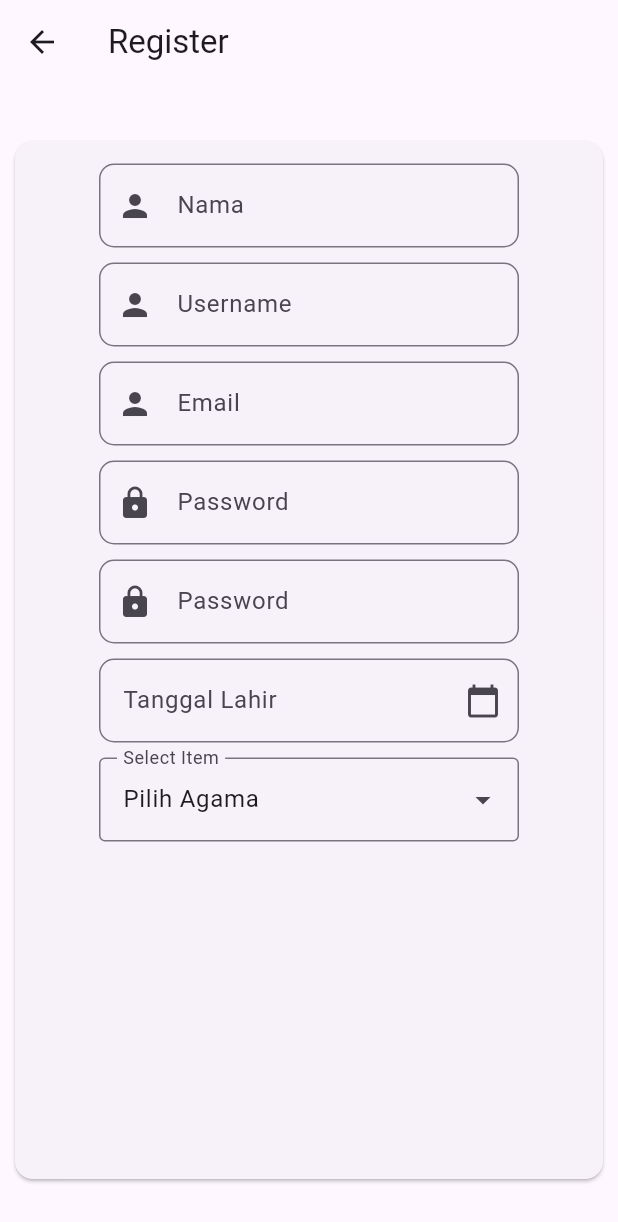
After one commit to BHS-Fiks-Semester4/Fiks-Mobile, a Flutter app: the screen it shows after launch, after a tap on "regsiter", on a phone screen of 412 x 824 dp. The commit adds this screen. Shown: the top 1222 px of the screen. Run offline on Flutter 3.47's test engine with Material 3 defaults, Android fonts, the phone set to English and light mode, and no system bars; network calls fail.

Commit message:
register

```diff
--- a/lib/main.dart
+++ b/lib/main.dart
@@ -2,6 +2,7 @@ import 'dart:convert';
 import 'package:flutter/material.dart';
 import 'package:http/http.dart' as http;
 import 'package:mobile/LupaPassword.dart';
+import 'package:mobile/register.dart';
 import 'HomePage.dart';
 
 void main() {
@@ -98,8 +99,14 @@ class _LoginPageState extends State<LoginPage> {
                       String password = _passwordController.text;
                       _verifyLogin(email, password);
                     },
+                    style: ButtonStyle(
+                      minimumSize: MaterialStateProperty.all(Size(300, 40)),
+                    ),
                     child: const Text('Login'),
                   ),
+                  Row(
+                    mainAxisAlignment: MainAxisAlignment.spaceAround,
+                    children: [
                       TextButton(
                         onPressed: () {
                           Navigator.push(
@@ -109,6 +116,17 @@ class _LoginPageState extends State<LoginPage> {
                           );
                         },
                         child: Text('Lupa Kata Sandi?'),
+                      ),
+                      TextButton(
+                        onPressed: () {
+                          Navigator.push(
+                            context,
+                            MaterialPageRoute(builder: (context) => Register()),
+                          );
+                        },
+                        child: Text('regsiter'),
+                      ),
+                    ],
                   ),
                 ],
               ),
--- /dev/null
+++ b/lib/register.dart
@@ -0,0 +1,249 @@
+import 'package:flutter/material.dart';
+
+class Register extends StatefulWidget {
+  const Register({Key? key}) : super(key: key);
+
+  @override
+  State<Register> createState() => _RegisterState();
+}
+
+class _RegisterState extends State<Register> {
+  bool _secure = true;
+  TextEditingController _emailController = TextEditingController();
+  TextEditingController _passwordController = TextEditingController();
+  TextEditingController _namalengkap = TextEditingController();
+  TextEditingController _username = TextEditingController();
+  TextEditingController _date = TextEditingController();
+  DateTime selectedDate = DateTime.now();
+  TextEditingController _alamat = TextEditingController();
+  TextEditingController _confirmpw = TextEditingController();
+  TextEditingController _agama = TextEditingController();
+  TextEditingController _nohp = TextEditingController();
+  String selectedRegion = 'Pilih Agama';
+  List<String> _items = ['Pilih Agama', 'Islam', 'Hindu', 'Budha'];
+  final GlobalKey _key = GlobalKey();
+
+  @override
+  Widget build(BuildContext context) {
+    return Scaffold(
+      appBar: AppBar(
+        title: Text('Register'),
+      ),
+      body: Center(
+        child: SizedBox(
+          width: 400,
+          height: 700,
+          child: Card(
+            child: Padding(
+              padding: EdgeInsets.all(10),
+              child: Column(
+                children: [
+                  Container(
+                    width: 300,
+                    padding: const EdgeInsets.fromLTRB(10, 5, 10, 5),
+                    child: TextField(
+                      controller: _namalengkap,
+                      decoration: const InputDecoration(
+                        hintText: "Masukkan Nama",
+                        labelText: "Nama",
+                        prefixIcon: Icon(Icons.person),
+                        border: OutlineInputBorder(
+                          borderRadius: BorderRadius.all(Radius.circular(10)),
+                        ),
+                      ),
+                    ),
+                  ),
+                  Container(
+                    width: 300,
+                    padding: const EdgeInsets.fromLTRB(10, 5, 10, 5),
+                    child: TextField(
+                      controller: _username,
+                      decoration: const InputDecoration(
+                        hintText: "Masukkan Username",
+                        labelText: "Username",
+                        prefixIcon: Icon(Icons.person),
+                        border: OutlineInputBorder(
+                          borderRadius: BorderRadius.all(Radius.circular(10)),
+                        ),
+                      ),
+                    ),
+                  ),
+                  Container(
+                    width: 300,
+                    padding: const EdgeInsets.fromLTRB(10, 5, 10, 5),
+                    child: TextField(
+                      controller: _emailController,
+                      decoration: const InputDecoration(
+                        hintText: "Masukkan Email",
+                        labelText: "Email",
+                        prefixIcon: Icon(Icons.person),
+                        border: OutlineInputBorder(
+                          borderRadius: BorderRadius.all(Radius.circular(10)),
+                        ),
+                      ),
+                    ),
+                  ),
+                  Container(
+                    width: 300,
+                    padding: const EdgeInsets.fromLTRB(10, 5, 10, 5),
+                    child: TextField(
+                      controller: _passwordController,
+                      obscureText: true,
+                      decoration: const InputDecoration(
+                        hintText: "Masukkan Password",
+                        labelText: "Password",
+                        prefixIcon: Icon(Icons.lock),
+                        border: OutlineInputBorder(
+                          borderRadius: BorderRadius.all(Radius.circular(10)),
+                        ),
+                      ),
+                    ),
+                  ),
+                  Container(
+                    width: 300,
+                    padding: const EdgeInsets.fromLTRB(10, 5, 10, 5),
+                    child: TextField(
+                      controller: _passwordController,
+                      obscureText: true,
+                      decoration: const InputDecoration(
+                        hintText: "Masukkan Password",
+                        labelText: "Password",
+                        prefixIcon: Icon(Icons.lock),
+                        border: OutlineInputBorder(
+                          borderRadius: BorderRadius.all(Radius.circular(10)),
+                        ),
+                      ),
+                    ),
+                  ),
+                  Container(
+                    width: 300,
+                    padding: const EdgeInsets.fromLTRB(10, 5, 10, 5),
+                    child: TextFormField(
+                      controller: _date,
+                      readOnly: true,
+                      onTap: () {
+                        _selectDate(context);
+                      },
+                      decoration: InputDecoration(
+                        labelText: 'Tanggal Lahir',
+                        hintText: 'Pilih Tanggal Lahir',
+                        suffixIcon: Icon(Icons.calendar_today),
+                        border: OutlineInputBorder(
+                          borderRadius: BorderRadius.circular(10),
+                        ),
+                      ),
+                    ),
+                  ),
+                  Container(
+                    width: 300,
+                    padding: const EdgeInsets.fromLTRB(10, 5, 10, 5),
+                    child: TextFormField(
+                      key: _key,
+                      readOnly: true,
+                      controller: TextEditingController(text: selectedRegion),
+                      onTap: () {
+                        _showPopupMenu(context);
+                      },
+                      decoration: InputDecoration(
+                        labelText: 'Select Item',
+                        border: OutlineInputBorder(),
+                        suffixIcon: IconButton(
+                          icon: Icon(Icons.arrow_drop_down),
+                          onPressed: () {
+                            _showPopupMenu(context);
+                          },
+                        ),
+                        suffixIconConstraints:
+                            BoxConstraints(minWidth: 24, minHeight: 24),
+                      ),
+                    ),
+                  ),
+                  const SizedBox(height: 16),
+                ],
+              ),
+            ),
+          ),
+        ),
+      ),
+    );
+  }
+
+  Future<void> _selectDate(BuildContext context) async {
+    final DateTime? pickedDate = await showDatePicker(
+      context: context,
+      initialDate: selectedDate,
+      firstDate: DateTime(1),
+      lastDate: DateTime.now(),
+    );
+
+    if (pickedDate != null && pickedDate != selectedDate) {
+      setState(() {
+        selectedDate = pickedDate;
+        _date.text =
+            '${selectedDate.day}/${selectedDate.month}/${selectedDate.year}';
+      });
+    }
+  }
+
+  void _showPopupMenu(BuildContext context) async {
+    final RenderBox textFieldRenderBox =
+        _key.currentContext!.findRenderObject() as RenderBox;
+    final Offset textFieldOffset =
+        textFieldRenderBox.localToGlobal(Offset.zero);
+    final double textFieldWidth = textFieldRenderBox.size.width;
+    final double textFieldHeight = textFieldRenderBox.size.height;
+    final result = await showMenu(
+      context: context,
+      position: RelativeRect.fromLTRB(
+        textFieldOffset.dx,
+        textFieldOffset.dy + textFieldHeight,
+        textFieldOffset.dx + textFieldWidth,
+        textFieldOffset.dy + textFieldHeight * 2,
+      ),
+      items: _items.map((String item) {
+        return PopupMenuItem<String>(
+          value: item,
+          child: Text(item),
+        );
+      }).toList(),
+    );
+
+    if (result != null) {
+      setState(() {
+        selectedRegion = result;
+      });
+    }
+  }
+
+  void register() {
+    String namaLengkap = _namalengkap.text;
+    String username = _username.text;
+    String email = _emailController.text;
+    String password = _passwordController.text;
+    String confirmPassword = _confirmpw.text;
+    String tanggalLahir = _date.text;
+    String agama = selectedRegion;
+
+    // Validasi jika password tidak sesuai dengan konfirmasi
+    if (password != confirmPassword) {
+      showDialog(
+        context: context,
+        builder: (context) {
+          return AlertDialog(
+            title: Text('Error'),
+            content: Text('Password dan konfirmasi password tidak cocok.'),
+            actions: [
+              TextButton(
+                onPressed: () {
+                  Navigator.of(context).pop();
+                },
+                child: Text('OK'),
+              ),
+            ],
+          );
+        },
+      );
+      return;
+    }
+  }
+}
--- a/pubspec.yaml
+++ b/pubspec.yaml
@@ -11,6 +11,7 @@ dependencies:
     sdk: flutter
   crypto: ^3.0.1
   http : ^0.13.3
+  flutter_datetime_picker: ^1.5.1
 
 
 dev_dependencies:
```
Also changed, not shown: pubspec.lock, 2 other files. Lines whose indentation alone changed are shown as unchanged.
